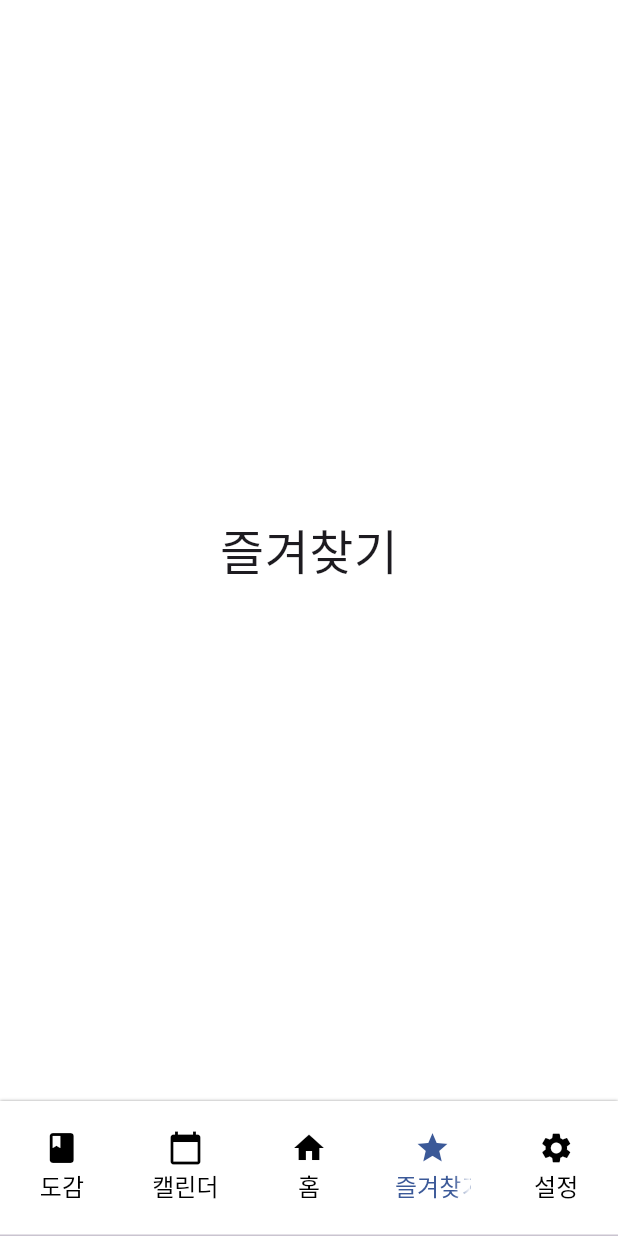
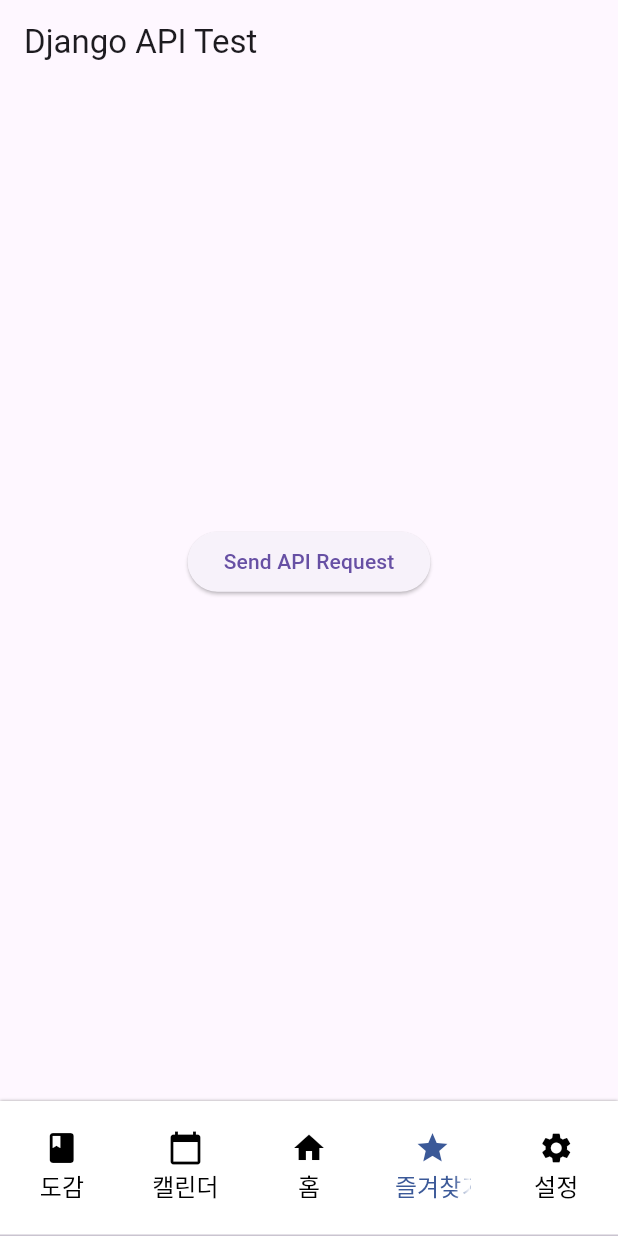
Before and after one commit to BangVillain/gdsc_project, a Flutter app: the screen it shows after launch, item 4 of the bottom bar chosen, on a phone screen of 412 x 824 dp. Run offline on Flutter 3.47's test engine with Material 3 defaults, Android fonts, the phone set to English and light mode, and no system bars.

Commit message:
Create DjangoTest

```diff
--- a/lib/screens/bottom_bar/bottom_bar_controller.dart
+++ b/lib/screens/bottom_bar/bottom_bar_controller.dart
@@ -3,6 +3,7 @@ import 'package:flutter/material.dart';
 import 'package:gdsc_project/screens/bottom_bar/bottom_bar_widget.dart';
 import 'package:gdsc_project/screens/home/home_screen.dart';
 import 'package:gdsc_project/screens/home/sticker_book.dart';
+import 'package:gdsc_project/screens/home/django_test.dart';
 
 class BottomBarController extends StatelessWidget {
   const BottomBarController({super.key});
@@ -21,9 +22,7 @@ class BottomBarController extends StatelessWidget {
                   child: Center(
                       child: Text("캘린더", style: TextStyle(fontSize: 32)))),
               HomeScreen(),
-              SafeArea(
-                  child: Center(
-                      child: Text("즐겨찾기", style: TextStyle(fontSize: 32)))),
+              DjangoTest(),
               SafeArea(
                   child: Center(
                       child: Text("설정", style: TextStyle(fontSize: 32)))),
--- /dev/null
+++ b/lib/screens/home/django_test.dart
@@ -0,0 +1,79 @@
+import 'package:flutter/material.dart';
+import 'package:http/http.dart' as http;
+import 'dart:convert';
+
+class DjangoTest extends StatelessWidget {
+  @override
+  Widget build(BuildContext context) {
+    return MaterialApp(
+      home: Scaffold(
+        appBar: AppBar(
+          title: Text('Django API Test'),
+        ),
+        body: Center(
+          child: ApiRequestWidget(),
+        ),
+      ),
+    );
+  }
+}
+
+class ApiRequestWidget extends StatefulWidget {
+  @override
+  _ApiRequestWidgetState createState() => _ApiRequestWidgetState();
+}
+
+class _ApiRequestWidgetState extends State<ApiRequestWidget> {
+  String _response = '';
+  bool isLoading = false;
+
+  Future<void> _sendRequest() async {
+    setState(() {
+      isLoading = true;
+      _response = '';
+    });
+
+    final url = Uri.parse('http://192.168.200.183:8000/bye/'); // 여기에 API URI를 입력하세요.
+
+    try {
+      final response = await http.get(url);
+
+      if (response.statusCode == 200) {
+        final decodedResponse = utf8.decode(response.bodyBytes);
+        final data = jsonDecode(decodedResponse);
+        setState(() {
+          _response = data.toString();
+        });
+      } else {
+        setState(() {
+          _response = 'Failed to get response from API: ${response.statusCode}';
+        });
+      }
+    } catch (e) {
+      setState(() {
+        _response = 'Error: $e';
+      });
+    } finally {
+      setState(() {
+        isLoading = false;
+      });
+    }
+  }
+
+  @override
+  Widget build(BuildContext context) {
+    return Column(
+      mainAxisAlignment: MainAxisAlignment.center,
+      children: [
+        ElevatedButton(
+          onPressed: _sendRequest,
+          child: Text('Send API Request'),
+        ),
+        SizedBox(height: 20),
+        isLoading
+            ? CircularProgressIndicator()
+            : Text(_response),
+      ],
+    );
+  }
+}
--- a/lib/screens/home/sticker_book.dart
+++ b/lib/screens/home/sticker_book.dart
@@ -23,7 +23,7 @@ class StickerAlbumApp extends StatelessWidget {
   @override
   Widget build(BuildContext context) {
     return MaterialApp(
-      title: '스티커 도감',
+      title: '내 스티커 목록',
       theme: ThemeData(
         primarySwatch: Colors.purple,
         brightness: Brightness.light,
```
